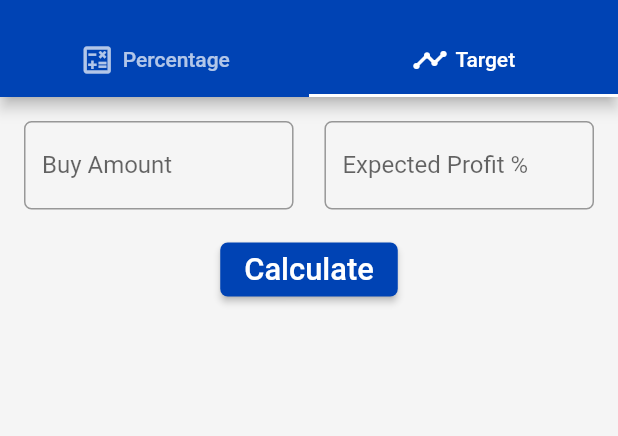
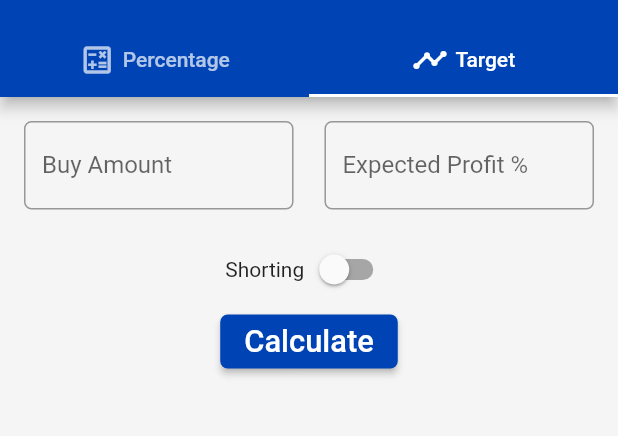
Before and after one commit to deepakmkoshy/Intraday-P-L-Calculator, a Flutter app: the screen it shows after launch, tab 2 chosen, on a phone screen of 412 x 824 dp, the part 59-495 px from its top. Run offline on Flutter 3.47's test engine with Material 2 defaults, Android fonts, the phone set to English and light mode, and no system bars.

Commit message:
Added shorting option for target screen

```diff
--- a/lib/screens/target.dart
+++ b/lib/screens/target.dart
@@ -13,7 +13,7 @@ class _TargetState extends State<Target> with AutomaticKeepAliveClientMixin {
   final _percentageController = TextEditingController();
   bool _showPriceValidationError = false;
   bool _showPercValidationError = false;
-
+  bool _isShortEnabled = false;
   bool _isCalActive = false;
 
   double _sell = 0;
@@ -21,7 +21,7 @@ class _TargetState extends State<Target> with AutomaticKeepAliveClientMixin {
   void calculate() {
     double price = double.parse(_priceController.text);
     double perc = double.parse(_percentageController.text);
-    final calcTarget = CalculateTarget(buy: price, perc: perc);
+    final calcTarget = CalculateTarget(buy: price, perc: perc, isShort: _isShortEnabled);
     _sell = calcTarget.sell;
     _isCalActive = true;
   }
@@ -105,6 +105,19 @@ class _TargetState extends State<Target> with AutomaticKeepAliveClientMixin {
                   ],
                 ),
               ),
+              Row(
+                mainAxisAlignment: MainAxisAlignment.center,
+                children: [
+                  const Text('Shorting'),
+                  Switch(
+                      value: _isShortEnabled,
+                      onChanged: (state) {
+                        setState(() {
+                          _isShortEnabled = state;
+                        });
+                      }),
+                ],
+              ),
               Button(
                   onPressed: () {
                     //Implement null check both input fields
```
Also changed, not shown: lib/logic/calculate_target.dart (+9 -3 lines).
